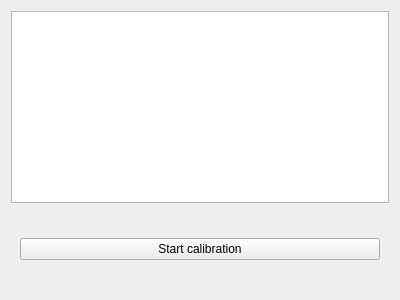
Old version of the form simonlib/simonsound/volumewidget.ui in the repository KDE/simon.
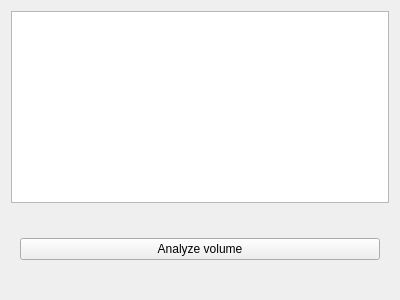
New version of the form. Custom widgets are drawn as their Qt base class.

Commit message:
Fixing volume calibration on start screen, bugfix with scenario display
Volume calibration is now not directly started from the Qt event handler
This fixes a memory corruption when opening the audio device failed
because of the dialog that pops up.
Fixed the problem that changing the scenario selection would add
to the old selection in the ui in the welcome page instead of replacing
it.

```diff
--- a/simonlib/simonsound/volumewidget.ui
+++ b/simonlib/simonsound/volumewidget.ui
@@ -39,7 +39,7 @@
       <item>
        <widget class="KPushButton" name="pbStartCalibration">
         <property name="text">
-         <string>Start calibration</string>
+         <string>Analyze volume</string>
         </property>
        </widget>
       </item>
```
The commit also changes 15 other files.
